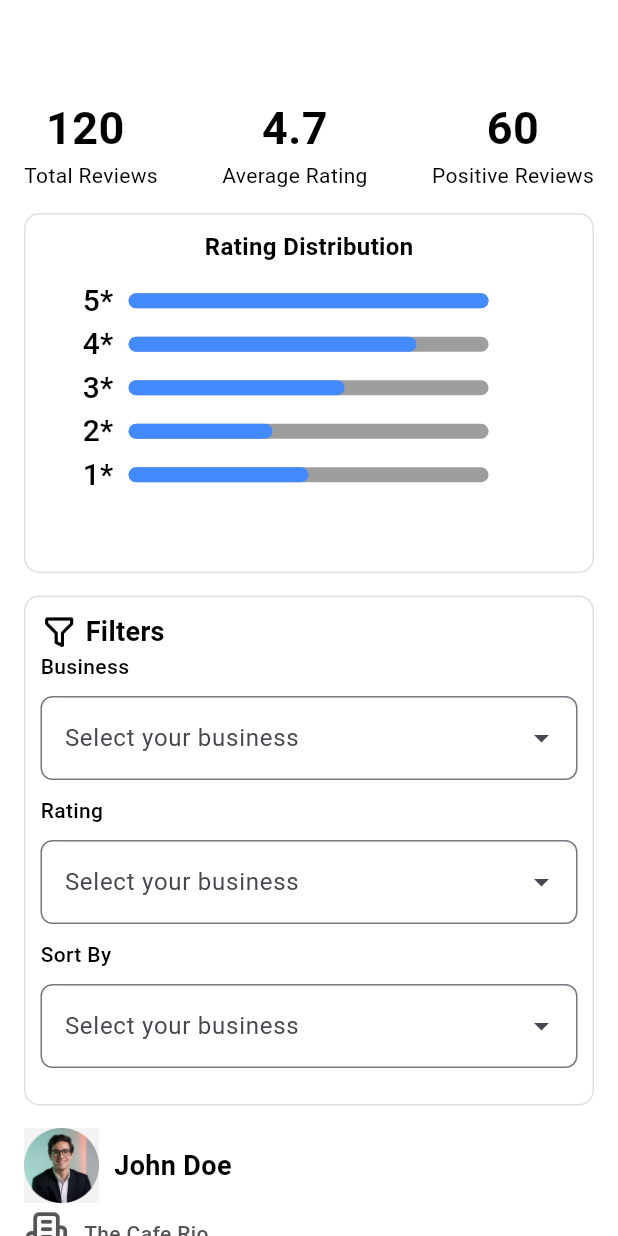
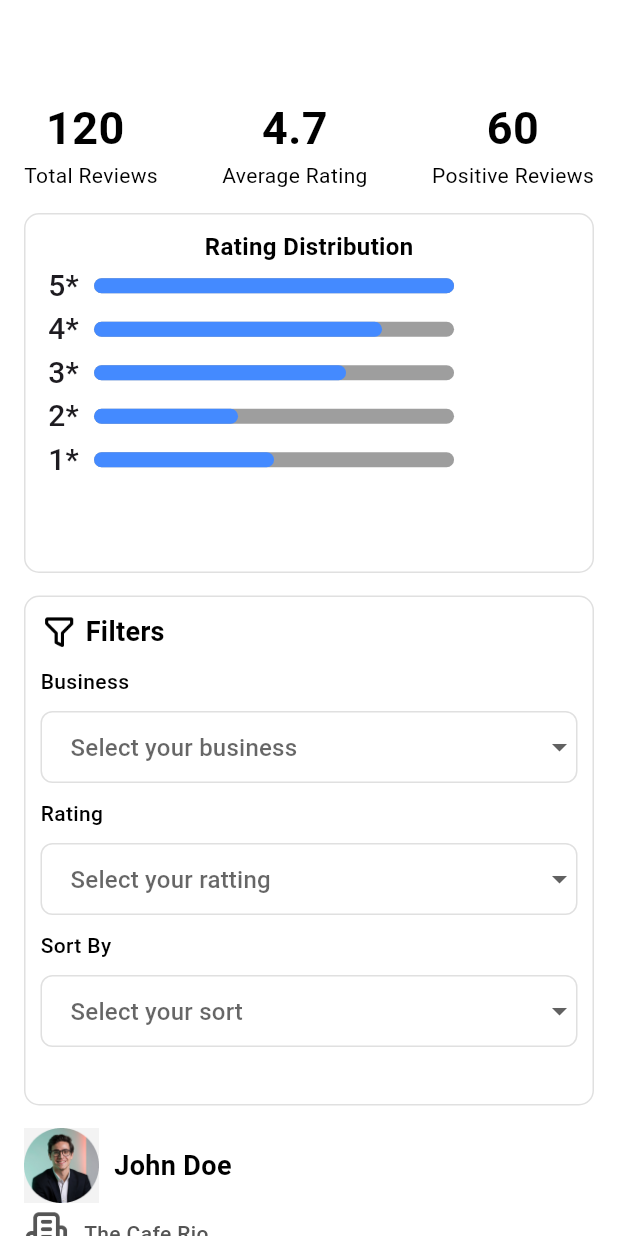
Before and after one commit to mdtusher2018/DineDash, a Flutter app: the DealerReview screen opened directly, on a phone screen of 412 x 824 dp. Run offline on Flutter 3.47's test engine with Material 3 defaults, Android fonts, the phone set to English and light mode, and no system bars; our stand-ins replace dotted_line, flutter_rating_bar, get; missing offline and left inert: dart:ffi.

Commit message:
dev_razu

```diff
--- a/lib/Razu/DealerReview/dealer_review.dart
+++ b/lib/Razu/DealerReview/dealer_review.dart
@@ -1,5 +1,8 @@
 
 import 'package:dine_dash/Razu/DealerReview/widget/custom_progress.dart';
+import 'package:dine_dash/Razu/DealerReview/widget/businessdropdownshow.dart';
+import 'package:dine_dash/Razu/DealerReview/widget/rattingdropdown.dart';
+import 'package:dine_dash/Razu/DealerReview/widget/shortbydropdown.dart';
 import 'package:dine_dash/commonWidgets.dart';
 import 'package:flutter/material.dart';
 import 'package:flutter_rating_bar/flutter_rating_bar.dart';
@@ -29,7 +32,7 @@ class _DealerReviewState extends State<DealerReview> {
     List ratting=[
       { "ratting": "5.0"},
       { "ratting": "4.0"},
-      { "ratting": "3.0"},
+      { "ratting": "3.5"},
       { "ratting": "2.0"},
       { "ratting": "2.5"},
     ];
@@ -69,34 +72,39 @@ class _DealerReviewState extends State<DealerReview> {
               ),
               SizedBox(height: 15,),
           Container(
-                padding: EdgeInsets.symmetric(horizontal: 38),
+            padding: EdgeInsets.symmetric(horizontal: 15),
             height: 240,
-                width: double.infinity,
+            width: MediaQuery.sizeOf(context).width,
             decoration: BoxDecoration(
               borderRadius: BorderRadius.circular(10),
               border: Border.all(color: Colors.grey.shade300),
             ),
             child: Column(
+              crossAxisAlignment: CrossAxisAlignment.center,
               children: [
-                    SizedBox(height: 10,),
-                    commonText("Rating Distribution",size: 16,fontWeight: FontWeight.w700),
-                    SizedBox(height: 10,),
-                    ListView.builder(
-                      shrinkWrap: true,
-                        itemCount: 5,
-                        itemBuilder: (context,index){
+                SizedBox(height: 10),
+                commonText("Rating Distribution", size: 16, fontWeight: FontWeight.w700),
+                Expanded(
+                  child: ListView.builder(
+                    itemCount:ratting.length,
+                    itemBuilder: (context, index) {
                       double ratingValue = double.parse(ratting[index]['ratting']);
                       return Row(
                         spacing: 10,
                         children: [
-                          commonText("${5-index}*",size: 20,fontWeight: FontWeight.w500),
-                          RatingProgressBar(rating: ratingValue),
+                          Text("${5 - index}*", style: TextStyle(fontSize: 20, fontWeight: FontWeight.w500)),
+                          Expanded(
+                            child: RatingProgressBar(rating: ratingValue),
+                          ),
                         ],
                       );
-                    })
+                    },
+                  ),
+                )
               ],
             ),
           ),
+
           SizedBox(height: 15,),
               Container(
                 padding: EdgeInsets.symmetric(horizontal: 10),
@@ -106,91 +114,35 @@ class _DealerReviewState extends State<DealerReview> {
                   borderRadius: BorderRadius.circular(10),
                   border: Border.all(color: Colors.grey.shade300),
                 ),
+                child: SingleChildScrollView(
                   child: Column(
                     crossAxisAlignment: CrossAxisAlignment.start,
                     children: [
-                    SizedBox(height: 10,),
+                      SizedBox(height: 10),
                       Row(
-                      spacing: 5,
                         children: [
-                       Image.asset("assets/images/filter.png",height: 25,width: 25,),
-                        commonText("Filters",size: 18,fontWeight: FontWeight.w700),
+                          Image.asset("assets/images/filter.png", height: 25, width: 25),
+                          SizedBox(width: 5),
+                          commonText("Filters", size: 18, fontWeight: FontWeight.w700),
                         ],
                       ),
-                    commonText("Business",size: 14,fontWeight: FontWeight.w500),
-                    SizedBox(height: 10,),
-                    GestureDetector(
-                      // onTap: () =>),
-                      child: AbsorbPointer(
-                        child: TextField(
-                          controller: _businessController,
-                          readOnly: true,
-                          decoration: InputDecoration(
-                            hintText: "Select your business",
-                            suffixIcon: Icon(Icons.arrow_drop_down),
-                            border: OutlineInputBorder(
-                              borderRadius: BorderRadius.circular(8.0),
+                      SizedBox(height: 10),
+                      commonText("Business", size: 14, fontWeight: FontWeight.w500),
+                      SizedBox(height: 10),
+                      BusinessDropdown(),
+                      SizedBox(height: 10),
+                      commonText("Rating", size: 14, fontWeight: FontWeight.w500),
+                      SizedBox(height: 10),
+                      RattingDropdown(),
+                      SizedBox(height: 10),
+                      commonText("Sort By", size: 14, fontWeight: FontWeight.w500),
+                      SizedBox(height: 10),
+                      ShortByDropdown(),
+                    ],
                   ),
                 ),
               ),
-                      ),
-                    ),
-                    SizedBox(height: 10,),
-                    commonText("Rating",size: 14,fontWeight: FontWeight.w500),
-                    SizedBox(height: 10,),
-                GestureDetector(
-                  onTap: () {
-                    // Optional: Add custom tap behavior if needed
-                  },
-                  child: TextField(
-                    controller: _ratingController,
-                    readOnly: true, // Makes TextField non-editable
-                    decoration: InputDecoration(
-                      hintText: _selectedItem.isEmpty ? 'Select your business' : _selectedItem, // Update hintText with selected item
-                      suffixIcon: PopupMenuButton<String>(
-                        icon: Icon(Icons.arrow_drop_down),
-                        onSelected: (String value) {
-                          setState(() {
-                            _selectedItem = value; // Update selected item for hintText
-                            _ratingController.clear(); // Clear TextField content
-                          });
-                        },
-                        itemBuilder: (BuildContext context) {
-                          return _items.map((String item) {
-                            return PopupMenuItem<String>(
-                              value: item,
-                              child: Text(item),
-                            );
-                          }).toList();
-                        },
-                      ),
-                      border: OutlineInputBorder(
-                        borderRadius: BorderRadius.circular(8.0),
-                      ),
-                    ),
-                  ),
-                ),
-                    SizedBox(height: 10,),
-                    commonText("Sort By",size: 14,fontWeight: FontWeight.w500),
-                    SizedBox(height: 10,),
-                    GestureDetector(
-                      child: AbsorbPointer(
-                        child: TextField(
-                          controller: _sortByController,
-                          readOnly: true,
-                          decoration: InputDecoration(
-                            hintText: "Select your business",
-                            suffixIcon: Icon(Icons.arrow_drop_down),
-                            border: OutlineInputBorder(
-                              borderRadius: BorderRadius.circular(8.0),
-                            ),
-                          ),
-                        ),
-                      ),
-                    ),
-                  ],
-                ),
-              ),
+
               SizedBox(height: 15,),
               ListView.builder(
                 shrinkWrap: true,
--- /dev/null
+++ b/lib/Razu/DealerReview/widget/businessdropdownshow.dart
@@ -0,0 +1,44 @@
+import 'package:flutter/material.dart';
+import 'package:get/get.dart';
+import '../../../controller/Review_controller/review_controller.dart'; // import controller file
+
+class BusinessDropdown extends StatelessWidget {
+  final BusinessController controller = Get.put(BusinessController());
+
+  @override
+  Widget build(BuildContext context) {
+    return Obx(() {
+      return DropdownButtonFormField<String>(
+        dropdownColor: Colors.white,
+        value: controller.selectedBusiness.value.isEmpty
+            ? null
+            : controller.selectedBusiness.value,
+        decoration: InputDecoration(
+          contentPadding: EdgeInsets.symmetric(horizontal: 16, vertical: 5),
+          hintText: 'Select your business',
+          hintStyle: TextStyle(color: Colors.grey.shade100),
+          enabledBorder: OutlineInputBorder(
+            borderRadius: BorderRadius.circular(8),
+            borderSide: BorderSide(color: Colors.grey.shade300),
+          ),
+          focusedBorder: OutlineInputBorder(
+            borderRadius: BorderRadius.circular(8),
+            borderSide: BorderSide(color: Colors.grey.shade300),
+          ),
+        ),
+        icon: Icon(Icons.arrow_drop_down),
+        items: controller.businessList.map((business) {
+          return DropdownMenuItem<String>(
+            value: business,
+            child: Text(business),
+          );
+        }).toList(),
+        onChanged: (value) {
+          if (value != null) {
+            controller.setSelectedBusiness(value);
+          }
+        },
+      );
+    });
+  }
+}
--- /dev/null
+++ b/lib/Razu/DealerReview/widget/rattingdropdown.dart
@@ -0,0 +1,44 @@
+import 'package:flutter/material.dart';
+import 'package:get/get.dart';
+import '../../../controller/Review_controller/review_controller.dart'; // import controller file
+
+class RattingDropdown extends StatelessWidget {
+  final BusinessController controller = Get.put(BusinessController());
+
+  @override
+  Widget build(BuildContext context) {
+    return Obx(() {
+      return DropdownButtonFormField<String>(
+        dropdownColor: Colors.white,
+        value: controller.selectedRatting.value.isEmpty
+            ? null
+            : controller.selectedRatting.value,
+        decoration: InputDecoration(
+          contentPadding: EdgeInsets.symmetric(horizontal: 16, vertical: 5),
+          hintText: 'Select your ratting',
+          hintStyle: TextStyle(color: Colors.grey.shade100),
+          enabledBorder: OutlineInputBorder(
+            borderRadius: BorderRadius.circular(8),
+            borderSide: BorderSide(color: Colors.grey.shade300),
+          ),
+          focusedBorder: OutlineInputBorder(
+            borderRadius: BorderRadius.circular(8),
+            borderSide: BorderSide(color: Colors.grey.shade300),
+          ),
+        ),
+        icon: Icon(Icons.arrow_drop_down),
+        items: controller.rattingList.map((business) {
+          return DropdownMenuItem<String>(
+            value: business,
+            child: Text(business),
+          );
+        }).toList(),
+        onChanged: (value) {
+          if (value != null) {
+            controller.setSelectedRatting(value);
+          }
+        },
+      );
+    });
+  }
+}
--- /dev/null
+++ b/lib/Razu/DealerReview/widget/shortbydropdown.dart
@@ -0,0 +1,50 @@
+import 'package:flutter/material.dart';
+import 'package:get/get.dart';
+import 'package:get/get_core/src/get_main.dart';
+
+import '../../../controller/Review_controller/review_controller.dart';
+
+class ShortByDropdown extends StatelessWidget {
+  final BusinessController controller = Get.put(BusinessController());
+
+  @override
+  Widget build(BuildContext context) {
+    return Obx(() {
+      return DropdownButtonFormField<String>(
+        dropdownColor: Colors.white,
+        value: controller.selectedShortBy.value.isEmpty
+            ? null
+            : controller.selectedShortBy.value,
+
+        decoration: InputDecoration(
+          contentPadding: EdgeInsets.symmetric(horizontal: 16, vertical: 5),
+          hintText: 'Select your sort', // typo fixed from "short"
+          hintStyle: TextStyle(color: Colors.grey.shade400),
+          enabledBorder: OutlineInputBorder(
+            borderRadius: BorderRadius.circular(8),
+            borderSide: BorderSide(color: Colors.grey.shade300),
+          ),
+          focusedBorder: OutlineInputBorder(
+            borderRadius: BorderRadius.circular(8),
+            borderSide: BorderSide(color: Colors.grey.shade300),
+          ),
+        ),
+
+        icon: Icon(Icons.arrow_drop_down),
+
+        items: controller.shortList.map((item) {
+          return DropdownMenuItem<String>(
+            value: item,
+            child: Text(item),
+          );
+        }).toList(),
+
+        onChanged: (value) {
+          if (value != null) {
+            controller.setSelectedShortBy(value); // ✅ fixed method name
+          }
+        },
+      );
+    });
+  }
+}
--- /dev/null
+++ b/lib/controller/Review_controller/review_controller.dart
@@ -0,0 +1,35 @@
+import 'package:get/get.dart';
+
+class BusinessController extends GetxController {
+  final List<String> businessList = [
+    'All Business names',
+    'Others Business names',
+  ];
+  final List<String> rattingList = [
+   " All Stars",
+   " 5 Stars",
+    "4 Stars",
+   " 3 Stars",
+   " 2 Stars",
+    "1 Stars"
+  ];
+  final RxList<String> shortList = [
+    "Newest first",
+    "Oldest first",
+    "Highest rating",
+  ].obs;
+
+  RxString selectedBusiness = ''.obs;
+  RxString selectedRatting = ''.obs;
+  RxString selectedShortBy = ''.obs;
+
+  void setSelectedBusiness(String value) {
+    selectedBusiness.value = value;
+  }
+  void setSelectedRatting(String value) {
+    selectedRatting.value = value;
+  }
+  void setSelectedShortBy(String value) {
+    selectedShortBy.value = value;
+  }
+}
```
Also changed, not shown: lib/Razu/DealerBusinessPage/dealer_business_page.dart (+15 -12 lines), lib/Razu/DealerHomePage/dealer_homepage.dart (+5 -7 lines), lib/Razu/DealerProfile/dealer_profile.dart (+7 -4 lines), lib/Razu/UserDeals_screen/deals_details.dart (+10 -9 lines), lib/Razu/UserDeals_screen/deals_page.dart (+20 -13 lines), lib/Razu/UserDeals_screen/ratting_page.dart (+9 -11 lines), lib/Razu/UserDeals_screen/reminder_screen.dart (+6 -3 lines), lib/Razu/UserProfileScreen/journey_screen.dart (+7 -4 lines), lib/Razu/UserProfileScreen/profile_screen.dart (+6 -3 lines), lib/main.dart (+7 -2 lines), lib/Razu/DealerReview/widget/test.dart (deleted). Lines whose indentation alone changed are shown as unchanged.
